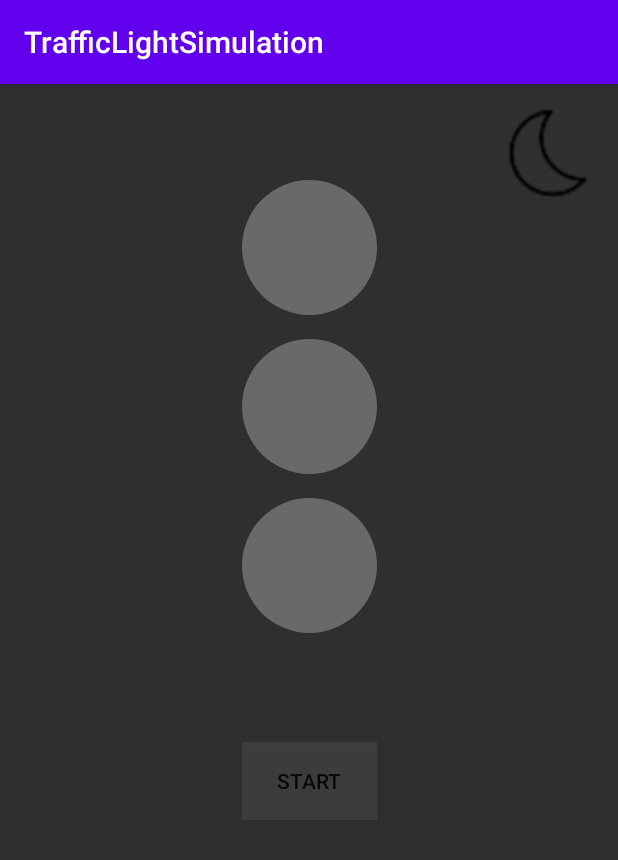
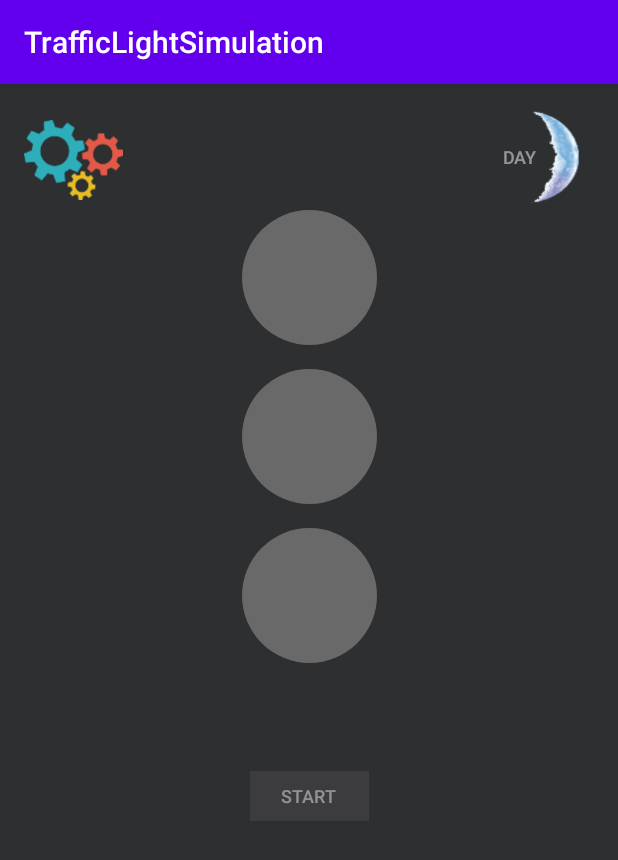
Before and after one commit to arinavalkova/traffic_light_simulation_for_android, an Android app: the screen it shows after launch (MainActivity), after a tap on "STOP", on a phone screen of 412 x 824 dp. Shown: the top 860 px of the screen. Run offline under Robolectric (Android 15) with nearby library versions, the phone set to English and light mode, and no system bars; 1 statement that could not run was skipped; 1 other tap on this screen came first.

Commit message:
added night mode

```diff
--- a/app/src/main/java/com/westochka/trafficlightsimulation/Consts.java
+++ b/app/src/main/java/com/westochka/trafficlightsimulation/Consts.java
@@ -2,8 +2,10 @@ package com.westochka.trafficlightsimulation;
 
 public class Consts
 {
-    public static final String STOP_TEXT = "stop";
-    public static final String START_TEXT = "start";
+    static final String STOP_TEXT = "stop";
+    static final String START_TEXT = "start";
+    static final String NIGHT_MODE_TEXT = "night";
+    static final String DAY_MODE_TEXT = "day";
     static final int FIRST_LIGHT_ID = 0;
     static final int SECOND_LIGHT_ID = 1;
     static final int THIRD_LIGHT_ID = 2;
--- a/app/src/main/java/com/westochka/trafficlightsimulation/MainActivity.java
+++ b/app/src/main/java/com/westochka/trafficlightsimulation/MainActivity.java
@@ -1,27 +1,31 @@
 package com.westochka.trafficlightsimulation;
 
+import android.os.Build;
 import android.os.Bundle;
 import android.view.View;
 import android.widget.Button;
 import android.widget.FrameLayout;
 
+import androidx.annotation.RequiresApi;
 import androidx.appcompat.app.AppCompatActivity;
 
 import java.util.ArrayList;
 
 public class MainActivity extends AppCompatActivity
 {
-    private ArrayList<FrameLayout> lights = new ArrayList<>();
     private Button startStopButton;
+    private Button dayNightButton;
 
-    boolean dayModeRunning = false;
-    boolean nightModeRunning = false;
+    ArrayList<FrameLayout> layoutsWithLights = new ArrayList<>();
 
-    void fillArrayListOfLightsWithTheirId()
+    private boolean dayModeEnableInsteadNightMode = true;
+    private boolean trafficLightIsWorking = false;
+
+    void fillArrayListOfLightsWithIdOfTheirLayouts()
     {
-        lights.add((FrameLayout) findViewById(R.id.firstLight));
-        lights.add((FrameLayout) findViewById(R.id.secondLight));
-        lights.add((FrameLayout) findViewById(R.id.thirdLight));
+        layoutsWithLights.add((FrameLayout) findViewById(R.id.firstLight));
+        layoutsWithLights.add((FrameLayout) findViewById(R.id.secondLight));
+        layoutsWithLights.add((FrameLayout) findViewById(R.id.thirdLight));
     }
 
     @Override
@@ -30,23 +34,78 @@ public class MainActivity extends AppCompatActivity
         super.onCreate(savedInstanceState);
         setContentView(R.layout.activity_main);
 
-        fillArrayListOfLightsWithTheirId();
+        fillArrayListOfLightsWithIdOfTheirLayouts();
         startStopButton = findViewById(R.id.startOrStopButton);
+        dayNightButton = findViewById(R.id.dayOrNightModeButton);
     }
 
     public void onClickStartOrStopButton(View view)
     {
-        if(!dayModeRunning)
+        if (isTrafficLightAllowedToWorkRightNow())
         {
-            dayModeRunning = true;
-            workingDayTrafficLightInNewThread();
+            disAllowTrafficLightToWork();
+        } else
+        {
+            allowTrafficLightToWork();
+
+            if(isDayModeEnableInsteadNightMode())
+            {
+                startWorkingDayTrafficLightInNewThread();
+            }
+            else
+            {
+                startWorkingNightTrafficLightInNewThread();
+            }
         }
-        else
+    }
+
+    public void onClickDayOrNightMode(View view)
+    {
+        disAllowTrafficLightToWork();
+        if (isDayModeEnableInsteadNightMode())
         {
-            dayModeRunning = false;
+            startNightMode();
+        } else
+        {
+            startDayMode();
         }
+    }
 
-        changeButtonText();
+    public void onClickSettings()
+    {
+
+    }
+
+    public void startWorkingNightTrafficLightInNewThread()
+    {
+        new Thread(new Runnable()
+        {
+            @Override
+            public void run()
+            {
+                while (isTrafficLightAllowedToWorkRightNow())
+                {
+                    nightTrafficLightWorking();
+                }
+            }
+        }).start();
+    }
+
+    private void nightTrafficLightWorking()
+    {
+        try
+        {
+            nightSecondLightWorking();
+        } catch (StopTrafficLightWorkingException stopTrafficLightWorking)
+        {
+            changeColorOfLightOnUiThreadToGray();
+        }
+    }
+
+    private void nightSecondLightWorking() throws StopTrafficLightWorkingException
+    {
+        changeColorOfLightAndSleep(R.drawable.yellow_round, layoutsWithLights.get(Consts.SECOND_LIGHT_ID), Consts.ONE_SECOND);
+        changeColorOfLightAndSleep(R.drawable.grey_round, layoutsWithLights.get(Consts.SECOND_LIGHT_ID), Consts.ONE_SECOND);
     }
 
     private void changeButtonText()
@@ -56,38 +115,42 @@ public class MainActivity extends AppCompatActivity
             @Override
             public void run()
             {
-                if(checkingIsDayModeEnabled())
+                if (isTrafficLightAllowedToWorkRightNow())
+                {
                     startStopButton.setText(Consts.STOP_TEXT);
+                }
                 else
+                {
                     startStopButton.setText(Consts.START_TEXT);
+                }
             }
         });
     }
 
-    private void workingDayTrafficLightInNewThread()
+    public void startWorkingDayTrafficLightInNewThread()
     {
         new Thread(new Runnable()
         {
             @Override
             public void run()
             {
-                while(dayModeRunning)
+                while (isTrafficLightAllowedToWorkRightNow())
                 {
-                    trafficLightWorking();
+                    dayTrafficLightWorking();
                 }
             }
         }).start();
     }
 
-    private void trafficLightWorking()
+    private void dayTrafficLightWorking()
     {
         try
         {
-            firstLightWorking();
-            secondLightWorking();
-            thirdLightWorking();
-            secondLightWorking();
-        } catch (StopTrafficLightWorking stopTrafficLightWorking)
+            dayFirstLightWorking();
+            daySecondLightWorking();
+            dayThirdLightWorking();
+            daySecondLightWorking();
+        } catch (StopTrafficLightWorkingException stopTrafficLightWorking)
         {
             changeColorOfLightOnUiThreadToGray();
         }
@@ -95,46 +158,41 @@ public class MainActivity extends AppCompatActivity
 
     private void changeColorOfLightOnUiThreadToGray()
     {
-        changeColorOfLightOnUiThread(lights.get(Consts.FIRST_LIGHT_ID), R.drawable.grey_round);
-        changeColorOfLightOnUiThread(lights.get(Consts.SECOND_LIGHT_ID), R.drawable.grey_round);
-        changeColorOfLightOnUiThread(lights.get(Consts.THIRD_LIGHT_ID), R.drawable.grey_round);
+        changeColorOfLightOnUiThread(layoutsWithLights.get(Consts.FIRST_LIGHT_ID), R.drawable.grey_round);
+        changeColorOfLightOnUiThread(layoutsWithLights.get(Consts.SECOND_LIGHT_ID), R.drawable.grey_round);
+        changeColorOfLightOnUiThread(layoutsWithLights.get(Consts.THIRD_LIGHT_ID), R.drawable.grey_round);
     }
 
-    private void thirdLightWorking() throws StopTrafficLightWorking
+    private void dayThirdLightWorking() throws StopTrafficLightWorkingException
     {
-        changeColorOfLightAndSleep(R.drawable.green_round,lights.get(Consts.THIRD_LIGHT_ID), Consts.SIX_SECOND);
-        changeColorOfLightAndSleep(R.drawable.grey_round, lights.get(Consts.THIRD_LIGHT_ID), Consts.ONE_SECOND);
-        changeColorOfLightAndSleep(R.drawable.green_round,lights.get(Consts.THIRD_LIGHT_ID), Consts.ONE_SECOND);
-        changeColorOfLightAndSleep(R.drawable.grey_round, lights.get(Consts.THIRD_LIGHT_ID), Consts.ONE_SECOND);
-        changeColorOfLightAndSleep(R.drawable.green_round,lights.get(Consts.THIRD_LIGHT_ID), Consts.ONE_SECOND);
-        changeColorOfLightAndSleep(R.drawable.grey_round, lights.get(Consts.THIRD_LIGHT_ID), Consts.ZERO_SECOND);
+        changeColorOfLightAndSleep(R.drawable.green_round, layoutsWithLights.get(Consts.THIRD_LIGHT_ID), Consts.SIX_SECOND);
+        changeColorOfLightAndSleep(R.drawable.grey_round, layoutsWithLights.get(Consts.THIRD_LIGHT_ID), Consts.ONE_SECOND);
+        changeColorOfLightAndSleep(R.drawable.green_round, layoutsWithLights.get(Consts.THIRD_LIGHT_ID), Consts.ONE_SECOND);
+        changeColorOfLightAndSleep(R.drawable.grey_round, layoutsWithLights.get(Consts.THIRD_LIGHT_ID), Consts.ONE_SECOND);
+        changeColorOfLightAndSleep(R.drawable.green_round, layoutsWithLights.get(Consts.THIRD_LIGHT_ID), Consts.ONE_SECOND);
+        changeColorOfLightAndSleep(R.drawable.grey_round, layoutsWithLights.get(Consts.THIRD_LIGHT_ID), Consts.ZERO_SECOND);
     }
 
-    private void secondLightWorking() throws StopTrafficLightWorking
+    private void daySecondLightWorking() throws StopTrafficLightWorkingException
     {
-        changeColorOfLightAndSleep(R.drawable.yellow_round,lights.get(Consts.SECOND_LIGHT_ID), Consts.THREE_SECOND);
-        changeColorOfLightAndSleep(R.drawable.grey_round,lights.get(Consts.SECOND_LIGHT_ID), Consts.ZERO_SECOND);
+        changeColorOfLightAndSleep(R.drawable.yellow_round, layoutsWithLights.get(Consts.SECOND_LIGHT_ID), Consts.THREE_SECOND);
+        changeColorOfLightAndSleep(R.drawable.grey_round, layoutsWithLights.get(Consts.SECOND_LIGHT_ID), Consts.ZERO_SECOND);
     }
 
-    private void firstLightWorking() throws StopTrafficLightWorking
+    private void dayFirstLightWorking() throws StopTrafficLightWorkingException
     {
-        changeColorOfLightAndSleep(R.drawable.red_round,lights.get(Consts.FIRST_LIGHT_ID), Consts.SIX_SECOND);
-        changeColorOfLightAndSleep(R.drawable.grey_round, lights.get(Consts.FIRST_LIGHT_ID), Consts.ONE_SECOND);
-        changeColorOfLightAndSleep(R.drawable.red_round,lights.get(Consts.FIRST_LIGHT_ID), Consts.ONE_SECOND);
-        changeColorOfLightAndSleep(R.drawable.grey_round, lights.get(Consts.FIRST_LIGHT_ID), Consts.ONE_SECOND);
-        changeColorOfLightAndSleep(R.drawable.red_round,lights.get(Consts.FIRST_LIGHT_ID), Consts.ONE_SECOND);
-        changeColorOfLightAndSleep(R.drawable.grey_round, lights.get(Consts.FIRST_LIGHT_ID), Consts.ZERO_SECOND);
+        changeColorOfLightAndSleep(R.drawable.red_round, layoutsWithLights.get(Consts.FIRST_LIGHT_ID), Consts.SIX_SECOND);
+        changeColorOfLightAndSleep(R.drawable.grey_round, layoutsWithLights.get(Consts.FIRST_LIGHT_ID), Consts.ONE_SECOND);
+        changeColorOfLightAndSleep(R.drawable.red_round, layoutsWithLights.get(Consts.FIRST_LIGHT_ID), Consts.ONE_SECOND);
+        changeColorOfLightAndSleep(R.drawable.grey_round, layoutsWithLights.get(Consts.FIRST_LIGHT_ID), Consts.ONE_SECOND);
+        changeColorOfLightAndSleep(R.drawable.red_round, layoutsWithLights.get(Consts.FIRST_LIGHT_ID), Consts.ONE_SECOND);
+        changeColorOfLightAndSleep(R.drawable.grey_round, layoutsWithLights.get(Consts.FIRST_LIGHT_ID), Consts.ZERO_SECOND);
     }
 
-    private void changeColorOfLightAndSleep(int colorOfLight, FrameLayout light, Integer timeOfSleep) throws StopTrafficLightWorking
+    private void changeColorOfLightAndSleep(int colorOfLight, FrameLayout light, Integer timeOfSleep) throws StopTrafficLightWorkingException
     {
         changeColorOfLightOnUiThread(light, colorOfLight);
         sleepingForTime(timeOfSleep);
-    }
-
-    private boolean checkingIsDayModeEnabled()
-    {
-        return dayModeRunning;
     }
 
     private void changeColorOfLightOnUiThread(final FrameLayout currentLight, final int idOfColor)
@@ -149,14 +207,14 @@ public class MainActivity extends AppCompatActivity
         });
     }
 
-    private void sleepingForTime(int millis) throws StopTrafficLightWorking
+    private void sleepingForTime(int millis) throws StopTrafficLightWorkingException
     {
         try
         {
-            for(int i = 0; i < millis; i += Consts.TEN_MILLIS)
+            for (int i = 0; i < millis; i += Consts.TEN_MILLIS)
             {
-                if(!checkingIsDayModeEnabled())
-                    throw new StopTrafficLightWorking();
+                if (!isTrafficLightAllowedToWorkRightNow())
+                    throw new StopTrafficLightWorkingException();
                 Thread.sleep(Consts.TEN_MILLIS);
             }
         } catch (InterruptedException e)
@@ -165,8 +223,66 @@ public class MainActivity extends AppCompatActivity
         }
     }
 
-    public void onClickDayOrNightMode(View view)
+    public boolean isDayModeEnableInsteadNightMode()
     {
+        return dayModeEnableInsteadNightMode;
+    }
 
+    public void startNightMode()
+    {
+        dayModeEnableInsteadNightMode = false;
+        changeNightModeImage();
     }
+
+    private void changeNightModeImage()
+    {
+        runOnUiThread(new Runnable()
+        {
+            @RequiresApi(api = Build.VERSION_CODES.M)
+            @Override
+            public void run()
+            {
+                //dayNightButton.setForeground(getResources().getDrawable(R.drawable.blue_moon));
+                dayNightButton.setText(Consts.NIGHT_MODE_TEXT);
+            }
+        });
+    }
+
+    public void startDayMode()
+    {
+        dayModeEnableInsteadNightMode = true;
+        changeDayModeImage();
+    }
+
+    private void changeDayModeImage()
+    {
+        runOnUiThread(new Runnable()
+        {
+            @RequiresApi(api = Build.VERSION_CODES.M)
+            @Override
+            public void run()
+            {
+                //dayNightButton.setForeground(getResources().getDrawable(R.drawable.yellow_moon));
+                dayNightButton.setText(Consts.DAY_MODE_TEXT);
+            }
+        });
+    }
+
+    public void disAllowTrafficLightToWork()
+    {
+        trafficLightIsWorking = false;
+        changeButtonText();
+    }
+
+    public void allowTrafficLightToWork()
+    {
+        trafficLightIsWorking = true;
+        changeButtonText();
+    }
+
+    public boolean isTrafficLightAllowedToWorkRightNow()
+    {
+        return trafficLightIsWorking;
+    }
+
 }
--- a/app/src/main/java/com/westochka/trafficlightsimulation/StopTrafficLightWorking.java
+++ /dev/null
@@ -1,5 +0,0 @@
-package com.westochka.trafficlightsimulation;
-
-public class StopTrafficLightWorking extends Throwable
-{
-}
--- /dev/null
+++ b/app/src/main/java/com/westochka/trafficlightsimulation/StopTrafficLightWorkingException.java
@@ -0,0 +1,5 @@
+package com.westochka.trafficlightsimulation;
+
+public class StopTrafficLightWorkingException extends Throwable
+{
+}
--- a/app/src/main/res/layout/activity_main.xml
+++ b/app/src/main/res/layout/activity_main.xml
@@ -4,8 +4,32 @@
     xmlns:tools="http://schemas.android.com/tools"
     android:layout_width="match_parent"
     android:layout_height="match_parent"
+    android:layout_centerHorizontal="false"
+    android:layout_gravity="center"
     android:background="#2D2F31"
-    tools:context=".MainActivity" >
+    android:foregroundTintMode="add"
+    android:hapticFeedbackEnabled="false"
+    android:keepScreenOn="false"
+    android:layerType="none"
+    android:layoutMode="opticalBounds"
+    android:textAlignment="textStart"
+    android:textDirection="rtl"
+    tools:context=".MainActivity">
+
+    <Button
+        android:id="@+id/settingsButton"
+        android:layout_width="66dp"
+        android:layout_height="53dp"
+        android:layout_marginStart="16dp"
+        android:layout_marginTop="24dp"
+        android:background="#00FFFFFF"
+        android:foreground="@drawable/gear"
+        android:onClick="onClickSettings"
+        android:textAlignment="viewStart"
+        android:textColor="#7EFFFFFF"
+        android:textSize="12sp"
+        app:layout_constraintStart_toStartOf="parent"
+        app:layout_constraintTop_toTopOf="parent" />
 
     <FrameLayout
         android:id="@+id/thirdLight"
@@ -25,11 +49,10 @@
         android:id="@+id/firstLight"
         android:layout_width="90dp"
         android:layout_height="90dp"
-        android:layout_marginTop="64dp"
+        android:layout_marginTop="84dp"
         android:background="#00FFFFFF"
         android:foreground="@drawable/grey_round"
         app:layout_constraintEnd_toEndOf="parent"
-        app:layout_constraintHorizontal_bias="0.502"
         app:layout_constraintStart_toStartOf="parent"
         app:layout_constraintTop_toTopOf="parent">
 
@@ -52,13 +75,15 @@
     <Button
         android:id="@+id/startOrStopButton"
         style="@android:style/Widget.Material.Light.Button.Toggle"
-        android:layout_width="90dp"
-        android:layout_height="52dp"
+        android:layout_width="79dp"
+        android:layout_height="33dp"
         android:background="#1DB5A8A8"
         android:onClick="onClickStartOrStopButton"
         android:shadowDx="100"
         android:shadowRadius="100"
         android:text="@string/start"
+        android:textColor="#70FFFFFF"
+        android:textSize="12sp"
         app:layout_constraintBottom_toBottomOf="parent"
         app:layout_constraintEnd_toEndOf="parent"
         app:layout_constraintStart_toStartOf="parent"
@@ -67,14 +92,18 @@
 
     <Button
         android:id="@+id/dayOrNightModeButton"
-        android:layout_width="60dp"
-        android:layout_height="60dp"
+        android:layout_width="75dp"
+        android:layout_height="65dp"
         android:layout_marginTop="16dp"
         android:background="#00FFFFFF"
-        android:foreground="@drawable/hotpng_com_5_"
+        android:foreground="@drawable/colourful_moon"
         android:onClick="onClickDayOrNightMode"
+        android:text="day"
+        android:textAlignment="viewStart"
+        android:textColor="#7EFFFFFF"
+        android:textSize="12sp"
         app:layout_constraintEnd_toEndOf="parent"
-        app:layout_constraintHorizontal_bias="0.952"
+        app:layout_constraintHorizontal_bias="0.996"
         app:layout_constraintStart_toStartOf="parent"
         app:layout_constraintTop_toTopOf="parent" />
 
```
Also changed, not shown: app/src/main/res/drawable/colourful_moon.png (added), app/src/main/res/drawable/gear.png (added), app/src/main/res/drawable/gear2.png (added), app/src/main/res/drawable/hotpng_com_5_.png (deleted), app/src/main/res/drawable/hotpng_com_6_.png (deleted).
